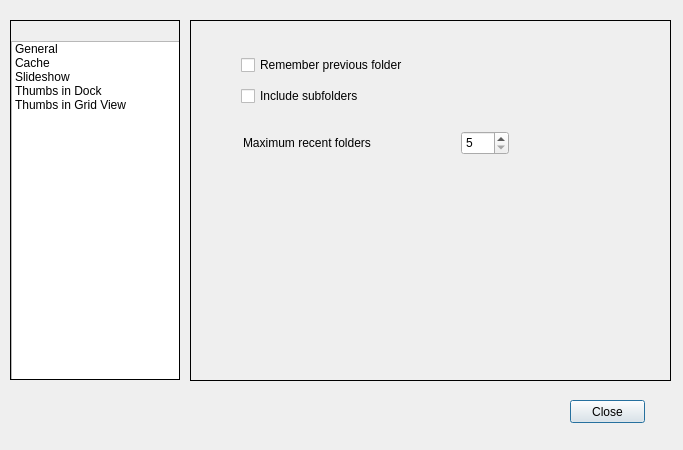
towhee/Winnow64, file prefdlg.ui: the form before one commit.
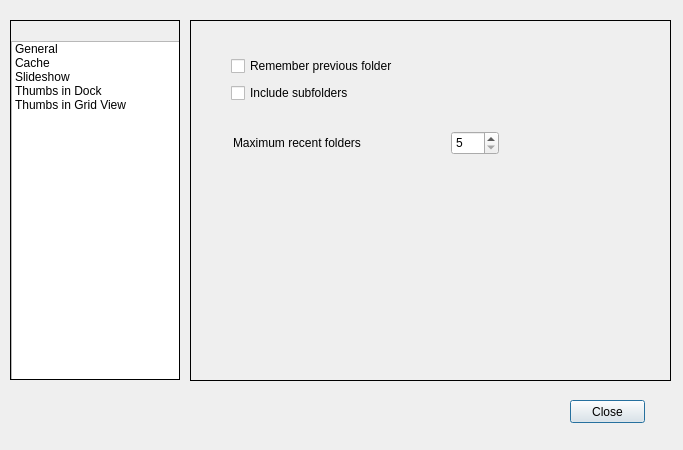
The form after the commit. The open tabs and pages were chosen to show the change.

Diff of the .ui file:
```diff
--- a/prefdlg.ui
+++ b/prefdlg.ui
@@ -57,7 +57,7 @@
     <widget class="QSpinBox" name="maxRecentSB">
      <property name="geometry">
       <rect>
-       <x>270</x>
+       <x>260</x>
        <y>110</y>
        <width>48</width>
        <height>24</height>
@@ -70,36 +70,10 @@
       <number>50</number>
      </property>
     </widget>
-    <widget class="QWidget" name="layoutWidget">
-     <property name="geometry">
-      <rect>
-       <x>50</x>
-       <y>29</y>
-       <width>401</width>
-       <height>61</height>
-      </rect>
-     </property>
-     <layout class="QVBoxLayout" name="verticalLayout_2">
-      <item>
-       <widget class="QCheckBox" name="rememberFolderChk">
-        <property name="text">
-         <string>Remember previous folder</string>
-        </property>
-       </widget>
-      </item>
-      <item>
-       <widget class="QCheckBox" name="inclSubFoldersChk">
-        <property name="text">
-         <string>Include subfolders</string>
-        </property>
-       </widget>
-      </item>
-     </layout>
-    </widget>
     <widget class="QLabel" name="label_13">
      <property name="geometry">
       <rect>
-       <x>52</x>
+       <x>42</x>
        <y>114</y>
        <width>147</width>
        <height>16</height>
@@ -109,6 +83,32 @@
       <string>Maximum recent folders</string>
      </property>
     </widget>
+    <widget class="QCheckBox" name="rememberFolderChk">
+     <property name="geometry">
+      <rect>
+       <x>40</x>
+       <y>35</y>
+       <width>186</width>
+       <height>20</height>
+      </rect>
+     </property>
+     <property name="text">
+      <string>Remember previous folder</string>
+     </property>
+    </widget>
+    <widget class="QCheckBox" name="inclSubFoldersChk">
+     <property name="geometry">
+      <rect>
+       <x>40</x>
+       <y>62</y>
+       <width>137</width>
+       <height>20</height>
+      </rect>
+     </property>
+     <property name="text">
+      <string>Include subfolders</string>
+     </property>
+    </widget>
    </widget>
    <widget class="QWidget" name="pageCache">
     <widget class="QLabel" name="label_9">
@@ -154,7 +154,7 @@
     <widget class="QWidget" name="layoutWidget">
      <property name="geometry">
       <rect>
-       <x>240</x>
+       <x>220</x>
        <y>150</y>
        <width>131</width>
        <height>151</height>
```
Left out of the diff: 96 changed lines with no effect on the pictures.
